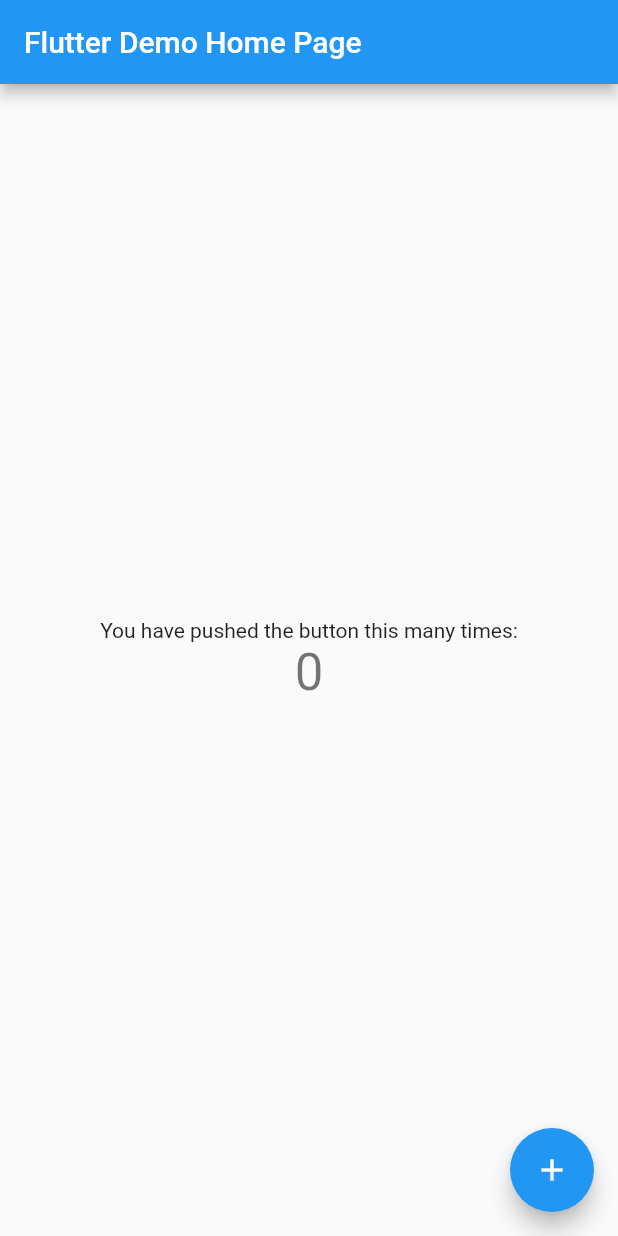
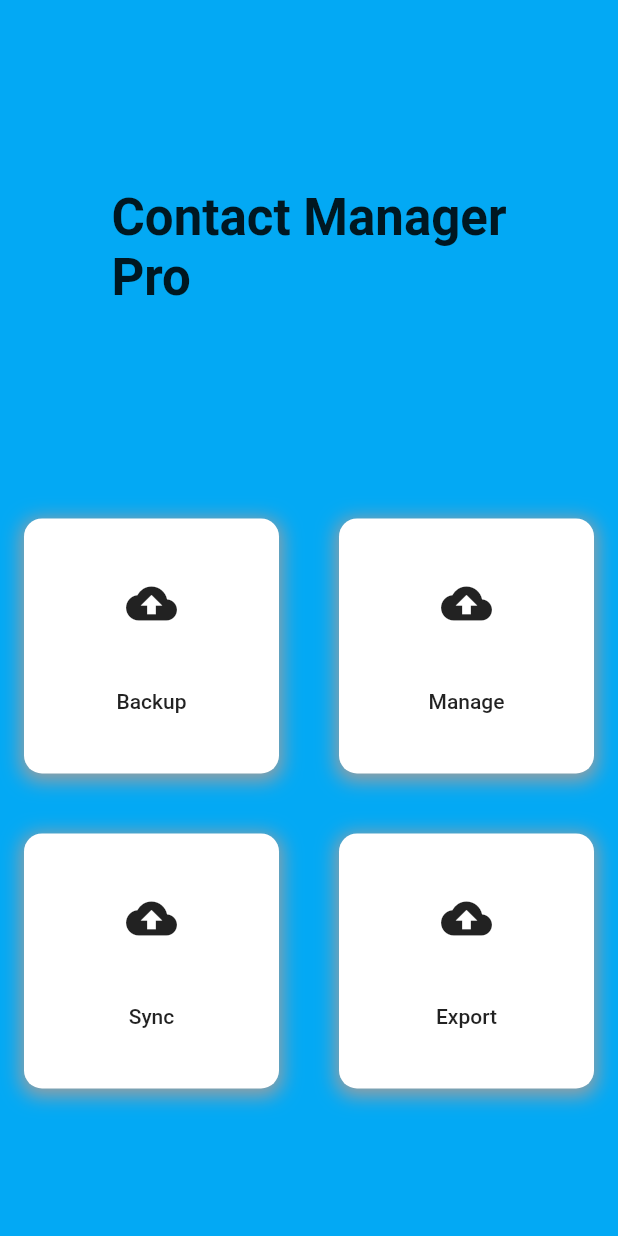
Before and after one commit to ozyildirim/contact_manager, a Flutter app: the screen it shows after launch, on a phone screen of 412 x 824 dp. Run offline on Flutter 3.47's test engine with Material 2 defaults, Android fonts, the phone set to English and light mode, and no system bars; our stand-ins replace flutter_contacts, fluttertoast, get_it, share, shared_preferences; project files that could hold a hidden picture were left out.

```diff
--- /dev/null
+++ b/lib/core/constants/theme_constants.dart
@@ -0,0 +1,27 @@
+import 'package:flutter/material.dart';
+
+ThemeData themeData = ThemeData(
+  accentColor: Colors.blue[300],
+  primaryColor: Colors.deepOrange,
+  splashColor: Colors.black38,
+  appBarTheme: const AppBarTheme(
+    backgroundColor: Colors.transparent,
+    elevation: 0,
+    actionsIconTheme: IconThemeData(color: Colors.black),
+    iconTheme: IconThemeData(color: Colors.black),
+    centerTitle: true,
+    titleTextStyle: TextStyle(
+      color: Colors.black,
+      fontWeight: FontWeight.w500,
+      fontSize: 18,
+    ),
+  ),
+  textButtonTheme: TextButtonThemeData(
+    style: ButtonStyle(
+      foregroundColor: MaterialStateProperty.all<Color>(Colors.black),
+    ),
+  ),
+);
+
+//Colors
+Color homeMenuButtonColor = Colors.white;
--- a/lib/main.dart
+++ b/lib/main.dart
@@ -1,115 +1,33 @@
+import 'package:contact_manager/core/constants/theme_constants.dart';
+import 'package:contact_manager/core/providers/contact_provider.dart';
 import 'package:flutter/material.dart';
+import 'package:provider/provider.dart';
+
+import 'core/helpers/locator.dart';
+import 'screens/home_page.dart';
 
 void main() {
-  runApp(const MyApp());
+  setupLocator();
+  runApp(const App());
 }
 
-class MyApp extends StatelessWidget {
-  const MyApp({super.key});
+class App extends StatelessWidget {
+  const App({super.key});
 
-  // This widget is the root of your application.
   @override
   Widget build(BuildContext context) {
-    return MaterialApp(
-      title: 'Flutter Demo',
-      theme: ThemeData(
-        // This is the theme of your application.
-        //
-        // Try running your application with "flutter run". You'll see the
-        // application has a blue toolbar. Then, without quitting the app, try
-        // changing the primarySwatch below to Colors.green and then invoke
-        // "hot reload" (press "r" in the console where you ran "flutter run",
-        // or simply save your changes to "hot reload" in a Flutter IDE).
-        // Notice that the counter didn't reset back to zero; the application
-        // is not restarted.
-        primarySwatch: Colors.blue,
+    return MultiProvider(
+      providers: [
+        ChangeNotifierProvider(
+          create: (context) => ContactProvider(),
+        ),
+      ],
+      child: MaterialApp(
+        debugShowCheckedModeBanner: false,
+        title: 'Contact Manager Pro',
+        theme: themeData,
+        home: const HomePage(),
       ),
-      home: const MyHomePage(title: 'Flutter Demo Home Page'),
     );
   }
 }
-
-class MyHomePage extends StatefulWidget {
-  const MyHomePage({super.key, required this.title});
-
-  // This widget is the home page of your application. It is stateful, meaning
-  // that it has a State object (defined below) that contains fields that affect
-  // how it looks.
-
-  // This class is the configuration for the state. It holds the values (in this
-  // case the title) provided by the parent (in this case the App widget) and
-  // used by the build method of the State. Fields in a Widget subclass are
-  // always marked "final".
-
-  final String title;
-
-  @override
-  State<MyHomePage> createState() => _MyHomePageState();
-}
-
-class _MyHomePageState extends State<MyHomePage> {
-  int _counter = 0;
-
-  void _incrementCounter() {
-    setState(() {
-      // This call to setState tells the Flutter framework that something has
-      // changed in this State, which causes it to rerun the build method below
-      // so that the display can reflect the updated values. If we changed
-      // _counter without calling setState(), then the build method would not be
-      // called again, and so nothing would appear to happen.
-      _counter++;
-    });
-  }
-
-  @override
-  Widget build(BuildContext context) {
-    // This method is rerun every time setState is called, for instance as done
-    // by the _incrementCounter method above.
-    //
-    // The Flutter framework has been optimized to make rerunning build methods
-    // fast, so that you can just rebuild anything that needs updating rather
-    // than having to individually change instances of widgets.
-    return Scaffold(
-      appBar: AppBar(
-        // Here we take the value from the MyHomePage object that was created by
-        // the App.build method, and use it to set our appbar title.
-        title: Text(widget.title),
-      ),
-      body: Center(
-        // Center is a layout widget. It takes a single child and positions it
-        // in the middle of the parent.
-        child: Column(
-          // Column is also a layout widget. It takes a list of children and
-          // arranges them vertically. By default, it sizes itself to fit its
-          // children horizontally, and tries to be as tall as its parent.
-          //
-          // Invoke "debug painting" (press "p" in the console, choose the
-          // "Toggle Debug Paint" action from the Flutter Inspector in Android
-          // Studio, or the "Toggle Debug Paint" command in Visual Studio Code)
-          // to see the wireframe for each widget.
-          //
-          // Column has various properties to control how it sizes itself and
-          // how it positions its children. Here we use mainAxisAlignment to
-          // center the children vertically; the main axis here is the vertical
-          // axis because Columns are vertical (the cross axis would be
-          // horizontal).
-          mainAxisAlignment: MainAxisAlignment.center,
-          children: <Widget>[
-            const Text(
-              'You have pushed the button this many times:',
-            ),
-            Text(
-              '$_counter',
-              style: Theme.of(context).textTheme.headline4,
-            ),
-          ],
-        ),
-      ),
-      floatingActionButton: FloatingActionButton(
-        onPressed: _incrementCounter,
-        tooltip: 'Increment',
-        child: const Icon(Icons.add),
-      ), // This trailing comma makes auto-formatting nicer for build methods.
-    );
-  }
-}
--- /dev/null
+++ b/lib/screens/home_page.dart
@@ -0,0 +1,69 @@
+import 'package:contact_manager/widgets/home_menu_button.dart';
+import 'package:contact_manager/screens/manage_contacts_page.dart';
+import 'package:flutter/material.dart';
+import 'package:flutter/src/widgets/container.dart';
+import 'package:flutter/src/widgets/framework.dart';
+
+class HomePage extends StatelessWidget {
+  const HomePage({super.key});
+
+  @override
+  Widget build(BuildContext context) {
+    Size size = MediaQuery.of(context).size;
+    return Scaffold(
+      backgroundColor: Colors.lightBlue,
+      body: SafeArea(
+        child: SizedBox(
+          height: size.height,
+          child: Column(
+            children: [
+              SizedBox(
+                height: size.height * 0.4,
+                child: Center(
+                  child: Text(
+                    "Contact Manager\nPro",
+                    style: TextStyle(
+                      fontWeight: FontWeight.bold,
+                      fontSize: 34,
+                    ),
+                  ),
+                ),
+              ),
+              Expanded(
+                child: Padding(
+                  padding: const EdgeInsets.all(16.0),
+                  child: GridView.count(
+                    // childAspectRatio: 1.5,
+                    crossAxisSpacing: 40,
+                    mainAxisSpacing: 40,
+                    crossAxisCount: 2,
+                    children: [
+                      HomeMenuButton(
+                          title: "Backup", callback: () {}, icon: Icons.backup),
+                      HomeMenuButton(
+                          title: "Manage",
+                          callback: () {
+                            Navigator.push(
+                              context,
+                              MaterialPageRoute(
+                                builder: (context) =>
+                                    const ManageContactsPage(),
+                              ),
+                            );
+                          },
+                          icon: Icons.backup),
+                      HomeMenuButton(
+                          title: "Sync", callback: () {}, icon: Icons.backup),
+                      HomeMenuButton(
+                          title: "Export", callback: () {}, icon: Icons.backup),
+                    ],
+                  ),
+                ),
+              )
+            ],
+          ),
+        ),
+      ),
+    );
+  }
+}
--- /dev/null
+++ b/lib/widgets/home_menu_button.dart
@@ -0,0 +1,46 @@
+import 'package:contact_manager/core/constants/theme_constants.dart';
+import 'package:flutter/material.dart';
+
+class HomeMenuButton extends StatelessWidget {
+  final String title;
+  final VoidCallback callback;
+  final IconData icon;
+
+  const HomeMenuButton(
+      {super.key,
+      required this.title,
+      required this.callback,
+      required this.icon});
+
+  @override
+  Widget build(BuildContext context) {
+    Size size = MediaQuery.of(context).size;
+    return InkWell(
+      onTap: callback,
+      child: Container(
+        decoration: BoxDecoration(
+          color: homeMenuButtonColor,
+          borderRadius: const BorderRadius.all(Radius.circular(12)),
+          boxShadow: const [
+            BoxShadow(
+              color: Colors.grey,
+              spreadRadius: 2,
+              blurRadius: 10,
+              offset: Offset(0, 3),
+            ),
+          ],
+        ),
+        child: Column(
+          mainAxisAlignment: MainAxisAlignment.spaceEvenly,
+          children: [
+            Icon(icon, size: 34),
+            Text(
+              title,
+              style: const TextStyle(fontWeight: FontWeight.w500),
+            )
+          ],
+        ),
+      ),
+    );
+  }
+}
```
Also changed, not shown: lib/core/helpers/locator.dart (added, +8 -0 lines), lib/core/providers/contact_provider.dart (added, +40 -0 lines), lib/core/services/contact_service.dart (added, +33 -0 lines), lib/core/services/storage_service.dart (added, +12 -0 lines), lib/screens/manage_contacts_page.dart (added, +239 -0 lines), lib/widgets/bottom_sheet_widget.dart (added, +11 -0 lines), lib/widgets/contact_avatar_widget.dart (added, +29 -0 lines), pubspec.yaml (+24 -41 lines), assets/fonts/SanFrancisco/SF-Pro-Display-Bold.otf (added), assets/fonts/SanFrancisco/SF-Pro-Display-Light.otf (added), assets/fonts/SanFrancisco/SF-Pro-Display-Medium.otf (added), assets/fonts/SanFrancisco/SF-Pro-Display-Regular.otf (added), assets/fonts/SanFrancisco/SF-Pro-Display-Thin.otf (added), lib/screens/introduction_page.dart (added), 1 more files, 12 other files.
